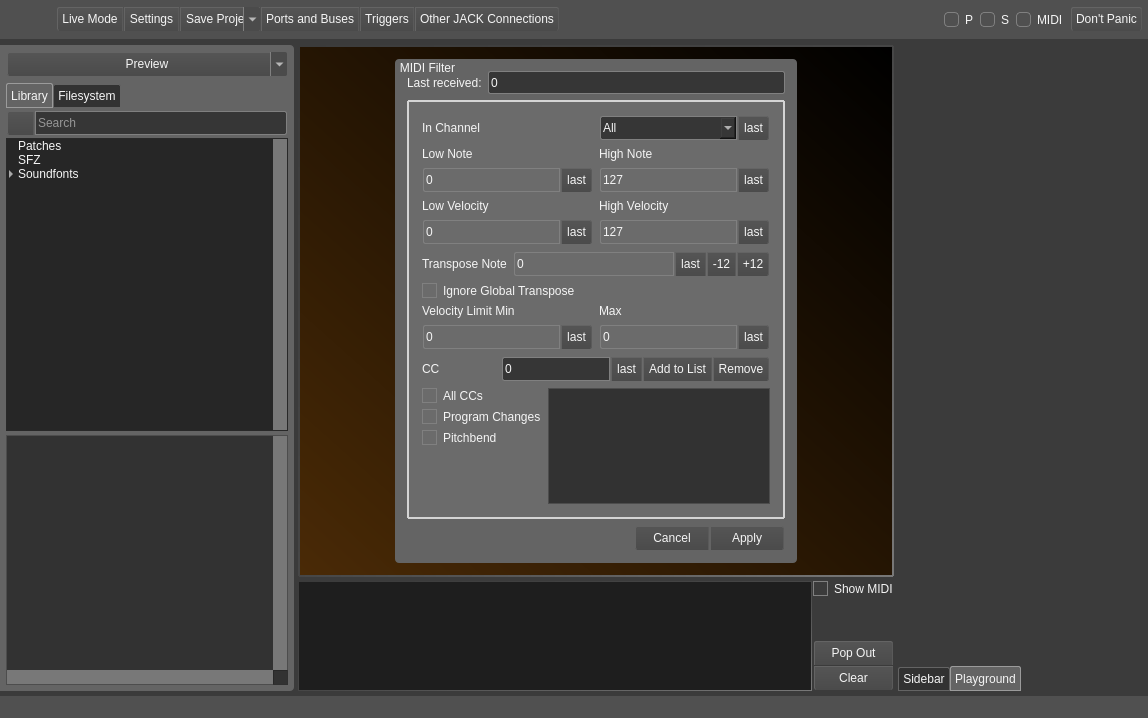
Above: src/mainwindow.ui from noedigcode/konfyt before the change. Below: the same form after it.
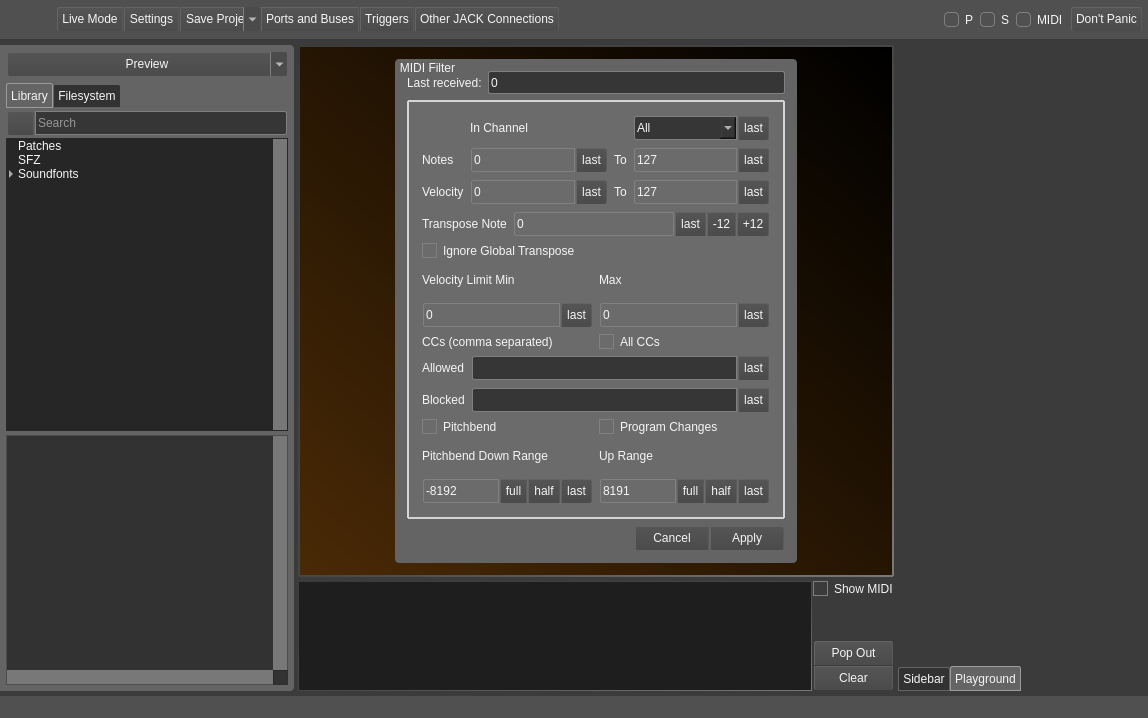
That is the form after the change. The open tabs and pages were chosen to show the change. Icons and pictures are not drawn.

Commit message: Add pitchbend mapping to midi filter; Midi filter CC allow-list now space separated string, also add block-list.

Patch:
```diff
--- a/src/mainwindow.ui
+++ b/src/mainwindow.ui
@@ -3855,21 +3855,14 @@
                        <rect>
                         <x>0</x>
                         <y>0</y>
-                        <width>272</width>
-                        <height>380</height>
+                        <width>360</width>
+                        <height>395</height>
                        </rect>
                       </property>
                       <layout class="QVBoxLayout" name="verticalLayout_14">
                        <item>
                         <layout class="QGridLayout" name="gridLayout_34">
-                         <item row="3" column="1">
-                          <widget class="QLabel" name="label_19">
-                           <property name="text">
-                            <string>High Velocity</string>
-                           </property>
-                          </widget>
-                         </item>
-                         <item row="4" column="0">
+                         <item row="4" column="1">
                           <widget class="QFrame" name="frame_26">
                            <property name="minimumSize">
                             <size>
@@ -3954,99 +3947,7 @@
                            </layout>
                           </widget>
                          </item>
-                         <item row="1" column="0">
-                          <widget class="QLabel" name="label_11">
-                           <property name="text">
-                            <string>Low Note</string>
-                           </property>
-                          </widget>
-                         </item>
-                         <item row="2" column="0">
-                          <widget class="QFrame" name="frame_19">
-                           <property name="minimumSize">
-                            <size>
-                             <width>0</width>
-                             <height>26</height>
-                            </size>
-                           </property>
-                           <property name="maximumSize">
-                            <size>
-                             <width>16777215</width>
-                             <height>26</height>
-                            </size>
-                           </property>
-                           <property name="styleSheet">
-                            <string notr="true"/>
-                           </property>
-                           <property name="frameShape">
-                            <enum>QFrame::StyledPanel</enum>
-                           </property>
-                           <property name="frameShadow">
-                            <enum>QFrame::Raised</enum>
-                           </property>
-                           <property name="buttonFrame" stdset="0">
-                            <bool>true</bool>
-                           </property>
-                           <layout class="QHBoxLayout" name="horizontalLayout_10">
-                            <property name="spacing">
-                             <number>1</number>
-                            </property>
-                            <property name="leftMargin">
-                             <number>0</number>
-                            </property>
-                            <property name="topMargin">
-                             <number>0</number>
-                            </property>
-                            <property name="rightMargin">
-                             <number>0</number>
-                            </property>
-                            <property name="bottomMargin">
-                             <number>0</number>
-                            </property>
-                            <item>
-                             <widget class="QSpinBox" name="spinBox_midiFilter_LowNote">
-                              <property name="sizePolicy">
-                               <sizepolicy hsizetype="Minimum" vsizetype="Minimum">
-                                <horstretch>0</horstretch>
-                                <verstretch>0</verstretch>
-                               </sizepolicy>
-                              </property>
-                              <property name="styleSheet">
-                               <string notr="true">border-top-right-radius: 0;
-border-bottom-right-radius: 0;</string>
-                              </property>
-                              <property name="maximum">
-                               <number>127</number>
-                              </property>
-                             </widget>
-                            </item>
-                            <item>
-                             <widget class="QToolButton" name="toolButton_MidiFilter_lowNote">
-                              <property name="sizePolicy">
-                               <sizepolicy hsizetype="Fixed" vsizetype="Minimum">
-                                <horstretch>0</horstretch>
-                                <verstretch>0</verstretch>
-                               </sizepolicy>
-                              </property>
-                              <property name="minimumSize">
-                               <size>
-                                <width>0</width>
-                                <height>0</height>
-                               </size>
-                              </property>
-                              <property name="styleSheet">
-                               <string notr="true">border-top-left-radius: 0;
-border-bottom-left-radius: 0;</string>
-                              </property>
-                              <property name="text">
-                               <string>last</string>
-                              </property>
-                             </widget>
-                            </item>
-                           </layout>
-                          </widget>
-                         </item>
-                         <item row="2" column="1">
+                         <item row="2" column="3">
                           <widget class="QFrame" name="frame_22">
                            <property name="minimumSize">
                             <size>
@@ -4134,7 +4035,92 @@
                            </layout>
                           </widget>
                          </item>
-                         <item row="4" column="1">
+                         <item row="2" column="1">
+                          <widget class="QFrame" name="frame_19">
+                           <property name="minimumSize">
+                            <size>
+                             <width>0</width>
+                             <height>26</height>
+                            </size>
+                           </property>
+                           <property name="maximumSize">
+                            <size>
+                             <width>16777215</width>
+                             <height>26</height>
+                            </size>
+                           </property>
+                           <property name="styleSheet">
+                            <string notr="true"/>
+                           </property>
+                           <property name="frameShape">
+                            <enum>QFrame::StyledPanel</enum>
+                           </property>
+                           <property name="frameShadow">
+                            <enum>QFrame::Raised</enum>
+                           </property>
+                           <property name="buttonFrame" stdset="0">
+                            <bool>true</bool>
+                           </property>
+                           <layout class="QHBoxLayout" name="horizontalLayout_10">
+                            <property name="spacing">
+                             <number>1</number>
+                            </property>
+                            <property name="leftMargin">
+                             <number>0</number>
+                            </property>
+                            <property name="topMargin">
+                             <number>0</number>
+                            </property>
+                            <property name="rightMargin">
+                             <number>0</number>
+                            </property>
+                            <property name="bottomMargin">
+                             <number>0</number>
+                            </property>
+                            <item>
+                             <widget class="QSpinBox" name="spinBox_midiFilter_LowNote">
+                              <property name="sizePolicy">
+                               <sizepolicy hsizetype="Minimum" vsizetype="Minimum">
+                                <horstretch>0</horstretch>
+                                <verstretch>0</verstretch>
+                               </sizepolicy>
+                              </property>
+                              <property name="styleSheet">
+                               <string notr="true">border-top-right-radius: 0;
+border-bottom-right-radius: 0;</string>
+                              </property>
+                              <property name="maximum">
+                               <number>127</number>
+                              </property>
+                             </widget>
+                            </item>
+                            <item>
+                             <widget class="QToolButton" name="toolButton_MidiFilter_lowNote">
+                              <property name="sizePolicy">
+                               <sizepolicy hsizetype="Fixed" vsizetype="Minimum">
+                                <horstretch>0</horstretch>
+                                <verstretch>0</verstretch>
+                               </sizepolicy>
+                              </property>
+                              <property name="minimumSize">
+                               <size>
+                                <width>0</width>
+                                <height>0</height>
+                               </size>
+                              </property>
+                              <property name="styleSheet">
+                               <string notr="true">border-top-left-radius: 0;
+border-bottom-left-radius: 0;</string>
+                              </property>
+                              <property name="text">
+                               <string>last</string>
+                              </property>
+                             </widget>
+                            </item>
+                           </layout>
+                          </widget>
+                         </item>
+                         <item row="4" column="3">
                           <widget class="QFrame" name="frame_27">
                            <property name="minimumSize">
                             <size>
@@ -4222,28 +4208,27 @@
                            </layout>
                           </widget>
                          </item>
-                         <item row="3" column="0">
-                          <widget class="QLabel" name="label_18">
-                           <property name="text">
-                            <string>Low Velocity</string>
+                         <item row="2" column="0">
+                          <widget class="QLabel" name="label_11">
+                           <property name="sizePolicy">
+                            <sizepolicy hsizetype="Maximum" vsizetype="Preferred">
+                             <horstretch>0</horstretch>
+                             <verstretch>0</verstretch>
+                            </sizepolicy>
                            </property>
-                          </widget>
-                         </item>
-                         <item row="1" column="1">
-                          <widget class="QLabel" name="label_14">
                            <property name="text">
-                            <string>High Note</string>
+                            <string>Notes</string>
                            </property>
                           </widget>
                          </item>
-                         <item row="0" column="0">
+                         <item row="0" column="1">
                           <widget class="QLabel" name="label_20">
                            <property name="text">
                             <string>In Channel</string>
                            </property>
                           </widget>
                          </item>
-                         <item row="0" column="1">
+                         <item row="0" column="3">
                           <widget class="QFrame" name="frame_30">
                            <property name="minimumSize">
                             <size>
@@ -4417,6 +4402,33 @@
                            </layout>
                           </widget>
                          </item>
+                         <item row="2" column="2">
+                          <widget class="QLabel" name="label_14">
+                           <property name="sizePolicy">
+                            <sizepolicy hsizetype="Maximum" vsizetype="Preferred">
+                             <horstretch>0</horstretch>
+                             <verstretch>0</verstretch>
+                            </sizepolicy>
+                           </property>
+                           <property name="text">
+                            <string>To</string>
+                           </property>
+                          </widget>
+                         </item>
+                         <item row="4" column="0">
+                          <widget class="QLabel" name="label_18">
+                           <property name="text">
+                            <string>Velocity</string>
+                           </property>
+                          </widget>
+                         </item>
+                         <item row="4" column="2">
+                          <widget class="QLabel" name="label_19">
+                           <property name="text">
+                            <string>To</string>
+                           </property>
+                          </widget>
+                         </item>
                         </layout>
                        </item>
                        <item>
@@ -4774,11 +4786,22 @@
                          <item>
                           <widget class="QLabel" name="label_4">
                            <property name="text">
-                            <string>CC</string>
+                            <string>CCs (comma separated)</string>
                            </property>
                           </widget>
                          </item>
                          <item>
+                          <widget class="QCheckBox" name="checkBox_midiFilter_AllCCs">
+                           <property name="text">
+                            <string>All CCs</string>
+                           </property>
+                          </widget>
+                         </item>
+                        </layout>
+                       </item>
+                       <item>
+                        <layout class="QGridLayout" name="gridLayout_18">
+                         <item row="0" column="1">
                           <widget class="QFrame" name="frame_28">
                            <property name="minimumSize">
                             <size>
@@ -4823,7 +4846,7 @@
                             <item>
                              <widget class="QLineEdit" name="lineEdit_MidiFilter_CC">
                               <property name="sizePolicy">
-                               <sizepolicy hsizetype="Maximum" vsizetype="Minimum">
+                               <sizepolicy hsizetype="Minimum" vsizetype="Minimum">
                                 <horstretch>0</horstretch>
                                 <verstretch>0</verstretch>
                                </sizepolicy>
@@ -4845,7 +4868,7 @@
 border-bottom-right-radius: 0;</string>
                               </property>
                               <property name="text">
-                               <string>0</string>
+                               <string/>
                               </property>
                              </widget>
                             </item>
@@ -4874,10 +4897,81 @@
                               </property>
                              </widget>
                             </item>
+                           </layout>
+                          </widget>
+                         </item>
+                         <item row="1" column="0">
+                          <widget class="QLabel" name="label_46">
+                           <property name="sizePolicy">
+                            <sizepolicy hsizetype="Maximum" vsizetype="Preferred">
+                             <horstretch>0</horstretch>
+                             <verstretch>0</verstretch>
+                            </sizepolicy>
+                           </property>
+                           <property name="text">
+                            <string>Blocked</string>
+                           </property>
+                          </widget>
+                         </item>
+                         <item row="0" column="0">
+                          <widget class="QLabel" name="label_44">
+                           <property name="sizePolicy">
+                            <sizepolicy hsizetype="Maximum" vsizetype="Preferred">
+                             <horstretch>0</horstretch>
+                             <verstretch>0</verstretch>
+                            </sizepolicy>
+                           </property>
+                           <property name="text">
+                            <string>Allowed</string>
+                           </property>
+                          </widget>
+                         </item>
+                         <item row="1" column="1">
+                          <widget class="QFrame" name="frame_58">
+                           <property name="minimumSize">
+                            <size>
+                             <width>0</width>
+                             <height>26</height>
+                            </size>
+                           </property>
+                           <property name="maximumSize">
+                            <size>
+                             <width>16777215</width>
+                             <height>26</height>
+                            </size>
+                           </property>
+                           <property name="styleSheet">
+                            <string notr="true"/>
+                           </property>
+                           <property name="frameShape">
+                            <enum>QFrame::StyledPanel</enum>
+                           </property>
+                           <property name="frameShadow">
+                            <enum>QFrame::Raised</enum>
+                           </property>
+                           <property name="buttonFrame" stdset="0">
+                            <bool>true</bool>
+                           </property>
+                           <layout class="QHBoxLayout" name="horizontalLayout_73">
+                            <property name="spacing">
+                             <number>1</number>
+                            </property>
+                            <property name="leftMargin">
+                             <number>0</number>
+                            </property>
+                            <property name="topMargin">
+                             <number>0</number>
+                            </property>
+                            <property name="rightMargin">
+                             <number>0</number>
+                            </property>
+                            <property name="bottomMargin">
+                             <number>0</number>
+                            </property>
                             <item>
-                             <widget class="QToolButton" name="toolButton_MidiFilter_Add_CC">
+                             <widget class="QLineEdit" name="lineEdit_MidiFilter_ccBlocked">
                               <property name="sizePolicy">
-                               <sizepolicy hsizetype="Fixed" vsizetype="Minimum">
+                               <sizepolicy hsizetype="Minimum" vsizetype="Minimum">
                                 <horstretch>0</horstretch>
                                 <verstretch>0</verstretch>
                                </sizepolicy>
@@ -4888,19 +4982,23 @@
                                 <height>0</height>
                                </size>
                               </property>
+                              <property name="maximumSize">
+                               <size>
+                                <width>16777215</width>
+                                <height>16777215</height>
+                               </size>
+                              </property>
                               <property name="styleSheet">
-                               <string notr="true">border-top-left-radius: 0;
-border-bottom-left-radius: 0;
-border-top-right-radius: 0;
+                               <string notr="true">border-top-right-radius: 0;
 border-bottom-right-radius: 0;</string>
                               </property>
                               <property name="text">
-                               <string>Add to List</string>
+                               <string/>
                               </property>
                              </widget>
                             </item>
                             <item>
-                             <widget class="QToolButton" name="toolButton_MidiFilter_removeCC">
+                             <widget class="QToolButton" name="toolButton_MidiFilter_ccBlockedLast">
                               <property name="sizePolicy">
                                <sizepolicy hsizetype="Fixed" vsizetype="Minimum">
                                 <horstretch>0</horstretch>
@@ -4915,10 +5013,12 @@
                               </property>
                               <property name="styleSheet">
                                <string notr="true">border-top-left-radius: 0;
-border-bottom-left-radius: 0;</string>
+border-bottom-left-radius: 0;
+border-top-right-radius: 0;
+border-bottom-right-radius: 0;</string>
                               </property>
                               <property name="text">
-                               <string>Remove</string>
+                               <string>last</string>
                               </property>
                              </widget>
                             </item>
@@ -4930,45 +5030,333 @@
                        <item>
                         <layout class="QHBoxLayout" name="horizontalLayout_11">
                          <item>
-                          <layout class="QVBoxLayout" name="verticalLayout_12">
-                           <item>
-                            <widget class="QCheckBox" name="checkBox_midiFilter_AllCCs">
-                             <property name="text">
-                              <string>All CCs</string>
-                             </property>
-                            </widget>
-                           </item>
-                           <item>
-                            <widget class="QCheckBox" name="checkBox_midiFilter_Prog">
-                             <property name="text">
-                              <string>Program Changes</string>
-                             </property>
-                            </widget>
-                           </item>
-                           <item>
-                            <widget class="QCheckBox" name="checkBox_midiFilter_pitchbend">
-                             <property name="text">
-                              <string>Pitchbend</string>
-                             </property>
-                            </widget>
-                           </item>
-                           <item>
-                            <spacer name="verticalSpacer_5">
-                             <property name="orientation">
-                              <enum>Qt::Vertical</enum>
-                             </property>
-                             <property name="sizeHint" stdset="0">
-                              <size>
-                               <width>20</width>
-                               <height>40</height>
-                              </size>
-                             </property>
-                            </spacer>
-                           </item>
-                          </layout>
+                          <widget class="QCheckBox" name="checkBox_midiFilter_pitchbend">
+                           <property name="text">
+                            <string>Pitchbend</string>
+                           </property>
+                          </widget>
                          </item>
                          <item>
-                          <widget class="QListWidget" name="listWidget_midiFilter_CC"/>
+                          <widget class="QCheckBox" name="checkBox_midiFilter_Prog">
+                           <property name="text">
+                            <string>Program Changes</string>
+                           </property>
+                          </widget>
+                         </item>
+                        </layout>
+                       </item>
+                       <item>
+                        <layout class="QGridLayout" name="gridLayout_41">
+                         <item row="0" column="1">
+                          <widget class="QLabel" name="label_42">
+                           <property name="text">
+                            <string>Pitchbend Down Range</string>
+                           </property>
+                          </widget>
+                         </item>
+                         <item row="1" column="1">
+                          <widget class="QFrame" name="frame_55">
+                           <property name="minimumSize">
+                            <size>
+                             <width>0</width>
+                             <height>26</height>
+                            </size>
+                           </property>
+                           <property name="maximumSize">
+                            <size>
+                             <width>16777215</width>
+                             <height>26</height>
+                            </size>
+                           </property>
+                           <property name="styleSheet">
+                            <string notr="true"/>
+                           </property>
+                           <property name="frameShape">
+                            <enum>QFrame::StyledPanel</enum>
+                           </property>
+                           <property name="frameShadow">
+                            <enum>QFrame::Raised</enum>
+                           </property>
+                           <property name="buttonFrame" stdset="0">
+                            <bool>true</bool>
+                           </property>
+                           <layout class="QHBoxLayout" name="horizontalLayout_68">
+                            <property name="spacing">
+                             <number>1</number>
+                            </property>
+                            <property name="leftMargin">
+                             <number>0</number>
+                            </property>
+                            <property name="topMargin">
+                             <number>0</number>
+                            </property>
+                            <property name="rightMargin">
+                             <number>0</number>
+                            </property>
+                            <property name="bottomMargin">
+                             <number>0</number>
+                            </property>
+                            <item>
+                             <widget class="QSpinBox" name="spinBox_midiFilter_pitchDownRange">
+                              <property name="sizePolicy">
+                               <sizepolicy hsizetype="Minimum" vsizetype="Minimum">
+                                <horstretch>0</horstretch>
+                                <verstretch>0</verstretch>
+                               </sizepolicy>
+                              </property>
+                              <property name="styleSheet">
+                               <string notr="true">border-top-right-radius: 0;
+border-bottom-right-radius: 0;</string>
+                              </property>
+                              <property name="minimum">
+                               <number>-8192</number>
+                              </property>
+                              <property name="maximum">
+                               <number>0</number>
+                              </property>
+                              <property name="value">
+                               <number>-8192</number>
+                              </property>
+                             </widget>
+                            </item>
+                            <item>
+                             <widget class="QToolButton" name="toolButton_MidiFilter_pitchDownFull">
+                              <property name="sizePolicy">
+                               <sizepolicy hsizetype="Fixed" vsizetype="Minimum">
+                                <horstretch>0</horstretch>
+                                <verstretch>0</verstretch>
+                               </sizepolicy>
+                              </property>
+                              <property name="minimumSize">
+                               <size>
+                                <width>0</width>
+                                <height>0</height>
+                               </size>
+                              </property>
+                              <property name="styleSheet">
+                               <string notr="true">border-top-left-radius: 0;
+border-bottom-left-radius: 0;
+border-top-right-radius: 0;
+border-bottom-right-radius: 0;</string>
+                              </property>
+                              <property name="text">
+                               <string>full</string>
+                              </property>
+                              <property name="checkable">
+                               <bool>true</bool>
+                              </property>
+                              <property name="KonfytButtonBorder" stdset="0">
+                               <number>2</number>
+                              </property>
+                             </widget>
+                            </item>
+                            <item>
+                             <widget class="QToolButton" name="toolButton_MidiFilter_pitchDownHalf">
+                              <property name="sizePolicy">
+                               <sizepolicy hsizetype="Fixed" vsizetype="Minimum">
+                                <horstretch>0</horstretch>
+                                <verstretch>0</verstretch>
+                               </sizepolicy>
+                              </property>
+                              <property name="minimumSize">
+                               <size>
+                                <width>0</width>
+                                <height>0</height>
+                               </size>
+                              </property>
+                              <property name="styleSheet">
+                               <string notr="true">border-top-left-radius: 0;
+border-bottom-left-radius: 0;
+border-top-right-radius: 0;
+border-bottom-right-radius: 0;</string>
+                              </property>
+                              <property name="text">
+                               <string>half</string>
+                              </property>
+                              <property name="checkable">
+                               <bool>true</bool>
+                              </property>
+                             </widget>
+                            </item>
+                            <item>
+                             <widget class="QToolButton" name="toolButton_MidiFilter_pitchDownLast">
+                              <property name="sizePolicy">
+                               <sizepolicy hsizetype="Fixed" vsizetype="Minimum">
+                                <horstretch>0</horstretch>
+                                <verstretch>0</verstretch>
+                               </sizepolicy>
+                              </property>
+                              <property name="minimumSize">
+                               <size>
+                                <width>0</width>
+                                <height>0</height>
+                               </size>
+                              </property>
+                              <property name="styleSheet">
+                               <string notr="true">border-top-left-radius: 0;
+border-bottom-left-radius: 0;</string>
+                              </property>
+                              <property name="text">
+                               <string>last</string>
+                              </property>
+                             </widget>
+                            </item>
+                           </layout>
+                          </widget>
+                         </item>
+                         <item row="1" column="2">
+                          <widget class="QFrame" name="frame_56">
+                           <property name="minimumSize">
+                            <size>
+                             <width>0</width>
+                             <height>26</height>
+                            </size>
+                           </property>
+                           <property name="maximumSize">
+                            <size>
+                             <width>16777215</width>
+                             <height>26</height>
+                            </size>
+                           </property>
+                           <property name="styleSheet">
+                            <string notr="true"/>
+                           </property>
+                           <property name="frameShape">
+                            <enum>QFrame::StyledPanel</enum>
+                           </property>
+                           <property name="frameShadow">
+                            <enum>QFrame::Raised</enum>
+                           </property>
+                           <property name="buttonFrame" stdset="0">
+                            <bool>true</bool>
+                           </property>
+                           <layout class="QHBoxLayout" name="horizontalLayout_69">
+                            <property name="spacing">
+                             <number>1</number>
+                            </property>
+                            <property name="leftMargin">
+                             <number>0</number>
+                            </property>
+                            <property name="topMargin">
+                             <number>0</number>
+                            </property>
+                            <property name="rightMargin">
+                             <number>0</number>
+                            </property>
+                            <property name="bottomMargin">
+                             <number>0</number>
+                            </property>
+                            <item>
+                             <widget class="QSpinBox" name="spinBox_midiFilter_pitchUpRange">
+                              <property name="sizePolicy">
+                               <sizepolicy hsizetype="Minimum" vsizetype="Minimum">
+                                <horstretch>0</horstretch>
+                                <verstretch>0</verstretch>
+                               </sizepolicy>
+                              </property>
+                              <property name="styleSheet">
+                               <string notr="true">border-top-right-radius: 0;
+border-bottom-right-radius: 0;</string>
+                              </property>
+                              <property name="maximum">
+                               <number>8191</number>
+                              </property>
+                              <property name="value">
+                               <number>8191</number>
+                              </property>
+                             </widget>
+                            </item>
+                            <item>
+                             <widget class="QToolButton" name="toolButton_MidiFilter_pitchUpFull">
+                              <property name="sizePolicy">
+                               <sizepolicy hsizetype="Fixed" vsizetype="Minimum">
+                                <horstretch>0</horstretch>
+                                <verstretch>0</verstretch>
+                               </sizepolicy>
+                              </property>
+                              <property name="minimumSize">
+                               <size>
+                                <width>0</width>
+                                <height>0</height>
+                               </size>
+                              </property>
+                              <property name="styleSheet">
+                               <string notr="true">border-top-left-radius: 0;
+border-bottom-left-radius: 0;
+border-top-right-radius: 0;
+border-bottom-right-radius: 0;</string>
+                              </property>
+                              <property name="text">
+                               <string>full</string>
+                              </property>
+                              <property name="checkable">
+                               <bool>true</bool>
+                              </property>
+                             </widget>
+                            </item>
+                            <item>
+                             <widget class="QToolButton" name="toolButton_MidiFilter_pitchUpHalf">
+                              <property name="sizePolicy">
+                               <sizepolicy hsizetype="Fixed" vsizetype="Minimum">
+                                <horstretch>0</horstretch>
+                                <verstretch>0</verstretch>
+                               </sizepolicy>
+                              </property>
+                              <property name="minimumSize">
+                               <size>
+                                <width>0</width>
+                                <height>0</height>
+                               </size>
+                              </property>
+                              <property name="styleSheet">
+                               <string notr="true">border-top-left-radius: 0;
+border-bottom-left-radius: 0;
+border-top-right-radius: 0;
+border-bottom-right-radius: 0;</string>
+                              </property>
+                              <property name="text">
+                               <string>half</string>
+                              </property>
+                              <property name="checkable">
+                               <bool>true</bool>
+                              </property>
+                              <property name="KonfytButtonBorder" stdset="0">
+                               <number>2</number>
+                              </property>
+                             </widget>
+                            </item>
+                            <item>
+                             <widget class="QToolButton" name="toolButton_MidiFilter_pitchUpLast">
+                              <property name="sizePolicy">
+                               <sizepolicy hsizetype="Fixed" vsizetype="Minimum">
+                                <horstretch>0</horstretch>
+                                <verstretch>0</verstretch>
+                               </sizepolicy>
+                              </property>
+                              <property name="minimumSize">
+                               <size>
+                                <width>0</width>
+                                <height>0</height>
+                               </size>
+                              </property>
+                              <property name="styleSheet">
+                               <string notr="true">border-top-left-radius: 0;
+border-bottom-left-radius: 0;</string>
+                              </property>
+                              <property name="text">
+                               <string>last</string>
+                              </property>
+                             </widget>
+                            </item>
+                           </layout>
+                          </widget>
+                         </item>
+                         <item row="0" column="2">
+                          <widget class="QLabel" name="label_43">
+                           <property name="text">
+                            <string>Up Range</string>
+                           </property>
+                          </widget>
                          </item>
                         </layout>
                        </item>
```
Left out of the diff: 22 changed lines with no effect on the pictures. The commit also changes 4 other files.
